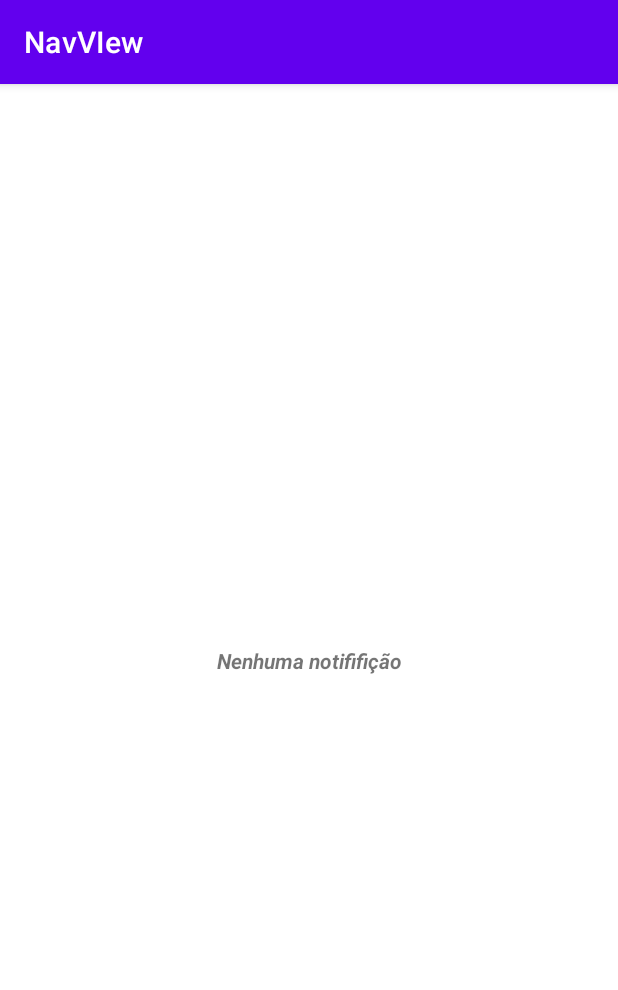
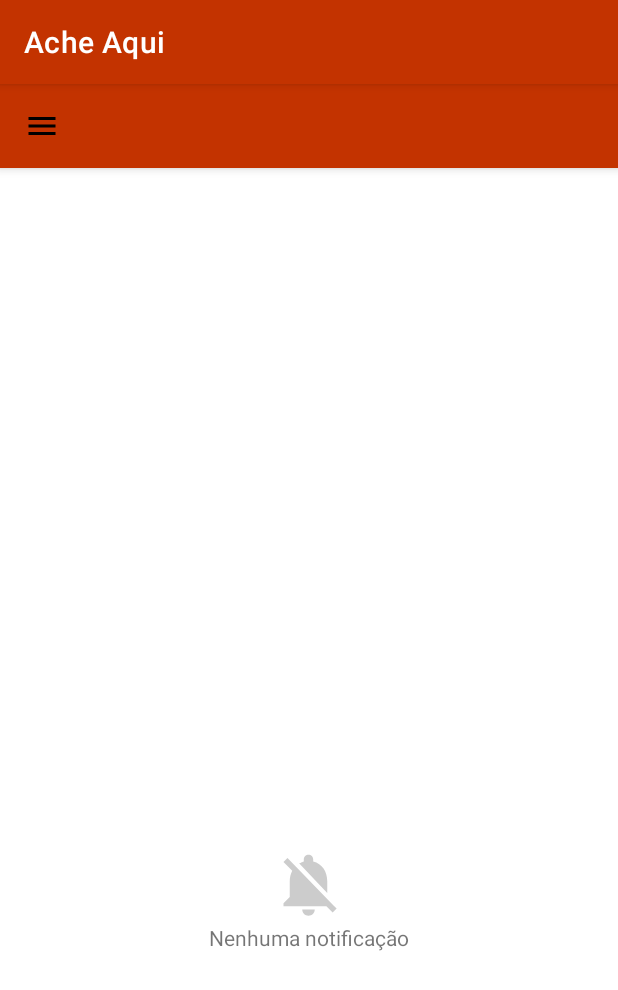
Before and after one commit to MisterLuiz03/NavVIew, an Android app: the screen it shows after launch (MainActivity), on a phone screen of 412 x 824 dp. Shown: the top 990 px of the screen. Run offline under Robolectric (Android 15) with nearby library versions, the phone set to English and light mode, and no system bars.

Commit message:
layout feito

```diff
--- a/app/src/main/java/br/com/etecia/navview/MainActivity.java
+++ b/app/src/main/java/br/com/etecia/navview/MainActivity.java
@@ -6,6 +6,8 @@ import android.os.Bundle;
 
 public class MainActivity extends AppCompatActivity {
 
+
+
     @Override
     protected void onCreate(Bundle savedInstanceState) {
         super.onCreate(savedInstanceState);
--- /dev/null
+++ b/app/src/main/res/drawable/baseline_info.xml
@@ -0,0 +1,5 @@
+<vector android:height="24dp" android:tint="#000000"
+    android:viewportHeight="24" android:viewportWidth="24"
+    android:width="24dp" xmlns:android="http://schemas.android.com/apk/res/android">
+    <path android:fillColor="@android:color/white" android:pathData="M12,2C6.48,2 2,6.48 2,12s4.48,10 10,10 10,-4.48 10,-10S17.52,2 12,2zM13,17h-2v-6h2v6zM13,9h-2L11,7h2v2z"/>
+</vector>
--- /dev/null
+++ b/app/src/main/res/drawable/baseline_notifications.xml
@@ -0,0 +1,5 @@
+<vector android:height="24dp" android:tint="#000000"
+    android:viewportHeight="24" android:viewportWidth="24"
+    android:width="24dp" xmlns:android="http://schemas.android.com/apk/res/android">
+    <path android:fillColor="@android:color/white" android:pathData="M12,22c1.1,0 2,-0.9 2,-2h-4c0,1.1 0.89,2 2,2zM18,16v-5c0,-3.07 -1.64,-5.64 -4.5,-6.32L13.5,4c0,-0.83 -0.67,-1.5 -1.5,-1.5s-1.5,0.67 -1.5,1.5v0.68C7.63,5.36 6,7.92 6,11v5l-2,2v1h16v-1l-2,-2z"/>
+</vector>
--- /dev/null
+++ b/app/src/main/res/drawable/baseline_notifications_off.xml
@@ -0,0 +1,5 @@
+<vector android:alpha="0.2" android:height="24dp" android:tint="#000000"
+    android:viewportHeight="24" android:viewportWidth="24"
+    android:width="24dp" xmlns:android="http://schemas.android.com/apk/res/android">
+    <path android:fillColor="@android:color/white" android:pathData="M20,18.69L7.84,6.14 5.27,3.49 4,4.76l2.8,2.8v0.01c-0.52,0.99 -0.8,2.16 -0.8,3.42v5l-2,2v1h13.73l2,2L21,19.72l-1,-1.03zM12,22c1.11,0 2,-0.89 2,-2h-4c0,1.11 0.89,2 2,2zM18,14.68L18,11c0,-3.08 -1.64,-5.64 -4.5,-6.32L13.5,4c0,-0.83 -0.67,-1.5 -1.5,-1.5s-1.5,0.67 -1.5,1.5v0.68c-0.15,0.03 -0.29,0.08 -0.42,0.12 -0.1,0.03 -0.2,0.07 -0.3,0.11h-0.01c-0.01,0 -0.01,0 -0.02,0.01 -0.23,0.09 -0.46,0.2 -0.68,0.31 0,0 -0.01,0 -0.01,0.01L18,14.68z"/>
+</vector>
--- /dev/null
+++ b/app/src/main/res/drawable/baseline_phonelink_erase.xml
@@ -0,0 +1,5 @@
+<vector android:height="24dp" android:tint="#000000"
+    android:viewportHeight="24" android:viewportWidth="24"
+    android:width="24dp" xmlns:android="http://schemas.android.com/apk/res/android">
+    <path android:fillColor="@android:color/white" android:pathData="M13,8.2l-1,-1 -4,4 -4,-4 -1,1 4,4 -4,4 1,1 4,-4 4,4 1,-1 -4,-4 4,-4zM19,1H9c-1.1,0 -2,0.9 -2,2v3h2V4h10v16H9v-2H7v3c0,1.1 0.9,2 2,2h10c1.1,0 2,-0.9 2,-2V3c0,-1.1 -0.9,-2 -2,-2z"/>
+</vector>
--- /dev/null
+++ b/app/src/main/res/drawable/baseline_search_off.xml
@@ -0,0 +1,6 @@
+<vector android:height="24dp" android:tint="#000000"
+    android:viewportHeight="24" android:viewportWidth="24"
+    android:width="24dp" xmlns:android="http://schemas.android.com/apk/res/android">
+    <path android:fillColor="@android:color/white" android:pathData="M15.5,14h-0.79l-0.28,-0.27C15.41,12.59 16,11.11 16,9.5C16,5.91 13.09,3 9.5,3C6.08,3 3.28,5.64 3.03,9h2.02C5.3,6.75 7.18,5 9.5,5C11.99,5 14,7.01 14,9.5S11.99,14 9.5,14c-0.17,0 -0.33,-0.03 -0.5,-0.05v2.02C9.17,15.99 9.33,16 9.5,16c1.61,0 3.09,-0.59 4.23,-1.57L14,14.71v0.79l5,4.99L20.49,19L15.5,14z"/>
+    <path android:fillColor="@android:color/white" android:pathData="M6.47,10.82l-2.47,2.47l-2.47,-2.47l-0.71,0.71l2.47,2.47l-2.47,2.47l0.71,0.71l2.47,-2.47l2.47,2.47l0.71,-0.71l-2.47,-2.47l2.47,-2.47z"/>
+</vector>
--- a/app/src/main/res/layout/activity_main.xml
+++ b/app/src/main/res/layout/activity_main.xml
@@ -1,21 +1,28 @@
 <?xml version="1.0" encoding="utf-8"?>
-<androidx.constraintlayout.widget.ConstraintLayout xmlns:android="http://schemas.android.com/apk/res/android"
+<androidx.drawerlayout.widget.DrawerLayout xmlns:android="http://schemas.android.com/apk/res/android"
     xmlns:app="http://schemas.android.com/apk/res-auto"
     xmlns:tools="http://schemas.android.com/tools"
+    android:id="@+id/idNavDrawer"
     android:layout_width="match_parent"
     android:layout_height="match_parent"
-    tools:context=".MainActivity">
+    android:fitsSystemWindows="true"
+    tools:context=".MainActivity"
+    tools:openDrawer="start">
+
+    <include
+        layout="@layout/bar_toll"
+        android:layout_width="match_parent"
+        android:layout_height="wrap_content" />
 
 
+    <com.google.android.material.navigation.NavigationView
+        android:layout_width="wrap_content"
+        android:layout_height="match_parent"
+        android:layout_gravity="start"
+        android:fitsSystemWindows="true"
+        app:headerLayout="@layout/header_nav"
+        app:menu="@menu/nav_view"
+        />
 
-    <TextView
-        android:layout_width="wrap_content"
-        android:layout_height="wrap_content"
-        android:text="Nenhuma notififição"
-        android:textStyle="bold|italic"
-        app:layout_constraintBottom_toBottomOf="parent"
-        app:layout_constraintEnd_toEndOf="parent"
-        app:layout_constraintStart_toStartOf="parent"
-        app:layout_constraintTop_toTopOf="parent" />
 
-</androidx.constraintlayout.widget.ConstraintLayout>
+</androidx.drawerlayout.widget.DrawerLayout>
--- a/app/src/main/res/layout/bar_toll.xml
+++ b/app/src/main/res/layout/bar_toll.xml
@@ -14,7 +14,27 @@
             android:layout_height="?attr/actionBarSize"
             app:navigationIcon="@drawable/baseline_menu" />
 
+
     </com.google.android.material.appbar.AppBarLayout>
+
+    <ImageView
+        android:layout_gravity="center"
+        android:layout_marginTop="300dp"
+        android:layout_width="50dp"
+        android:layout_height="50dp"
+        android:src="@drawable/baseline_notifications_off"/>
+
+
+    <TextView
+        android:id="@+id/textView"
+        android:layout_width="wrap_content"
+        android:layout_height="wrap_content"
+        android:layout_gravity="center"
+        android:layout_marginTop="370dp"
+        android:text="Nenhuma notificação"
+        app:layout_anchorGravity="center" />
+
+
 
 
 
--- a/app/src/main/res/layout/header_nav.xml
+++ b/app/src/main/res/layout/header_nav.xml
@@ -23,14 +23,14 @@
         <TextView
             android:layout_width="wrap_content"
             android:layout_height="wrap_content"
-            android:text="Phelipe das Costas"
+            android:text="Etecia"
             android:textColor="#FFFFFF"
             android:textStyle="bold" />
 
         <TextView
             android:layout_width="wrap_content"
             android:layout_height="wrap_content"
-            android:text="phelipe.dascosta@gmail.com"
+            android:text="etecia@gmail.com"
             android:textColor="#FFFFFF"
             android:textStyle="bold" />
 
--- a/app/src/main/res/menu/nav_view.xml
+++ b/app/src/main/res/menu/nav_view.xml
@@ -1,24 +1,30 @@
 <?xml version="1.0" encoding="utf-8"?>
 <menu xmlns:android="http://schemas.android.com/apk/res/android">
 
+
     <group>
-        <item android:title="Home">
+        <item android:title="Menu">
             <menu>
+
                 <item
                     android:id="@+id/mLocal"
-                    android:icon="@drawable/baseline_place_24"
+                    android:icon="@drawable/baseline_place"
                     android:title="Locais" />
                 <item
                     android:id="@+id/mItensPd"
+                    android:icon="@drawable/baseline_phonelink_erase"
                     android:title="Itens perdidos" />
                 <item
                     android:id="@+id/mPerdiItm"
+                    android:icon="@drawable/baseline_search_off"
                     android:title="Perdi um item" />
                 <item
                     android:id="@+id/mNotifcacoes"
+                    android:icon="@drawable/baseline_notifications"
                     android:title="Notificações" />
                 <item
                     android:id="@+id/mSobre"
+                    android:icon="@drawable/baseline_info"
                     android:title="Sobre" />
             </menu>
         </item>
--- a/app/src/main/res/values/colors.xml
+++ b/app/src/main/res/values/colors.xml
@@ -1,10 +1,10 @@
 <?xml version="1.0" encoding="utf-8"?>
 <resources>
-    <color name="purple_200">#FFBB86FC</color>
-    <color name="purple_500">#FF6200EE</color>
-    <color name="purple_700">#FF3700B3</color>
-    <color name="teal_200">#FF03DAC5</color>
-    <color name="teal_700">#FF018786</color>
+    <color name="purple_200">#C33300</color>
+    <color name="purple_500">#C33300</color>
+    <color name="purple_700">#C33300</color>
+    <color name="teal_200">#C33300</color>
+    <color name="teal_700">#C33300</color>
     <color name="black">#FF000000</color>
     <color name="white">#FFFFFFFF</color>
 </resources>
--- a/app/src/main/res/values/strings.xml
+++ b/app/src/main/res/values/strings.xml
@@ -1,3 +1,3 @@
 <resources>
-    <string name="app_name">NavVIew</string>
+    <string name="app_name">Ache Aqui</string>
 </resources>
```
Also changed, not shown: app/src/main/res/drawable/baseline_place.xml (renamed from app/src/main/res/drawable/baseline_place_24.xml).
